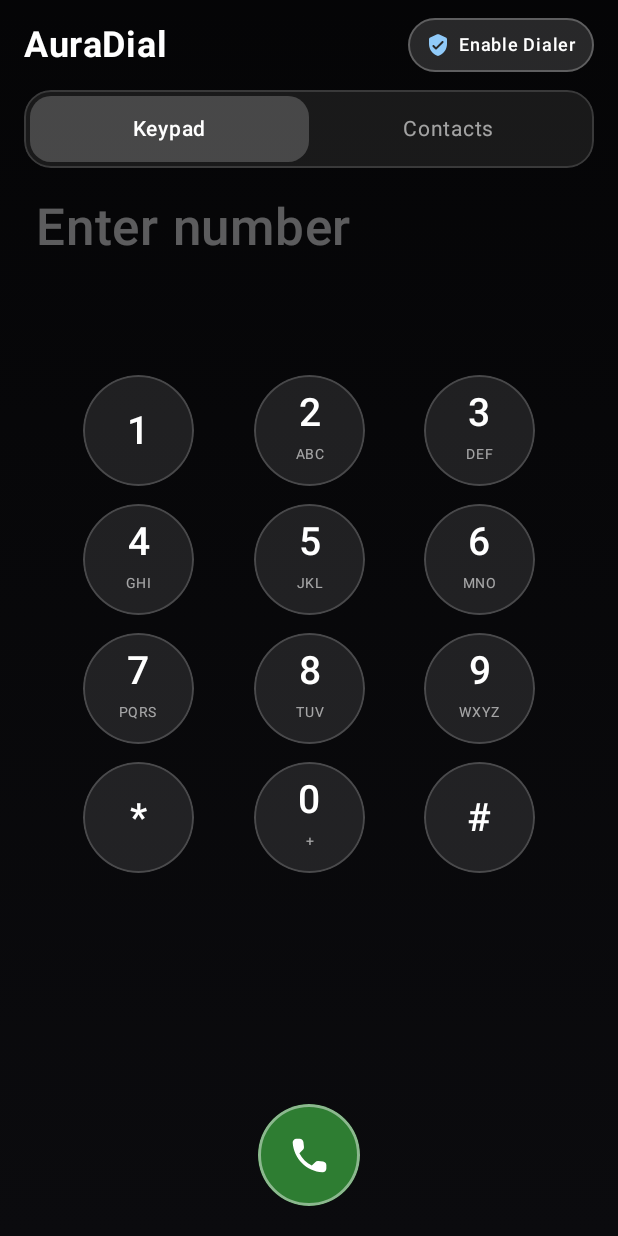
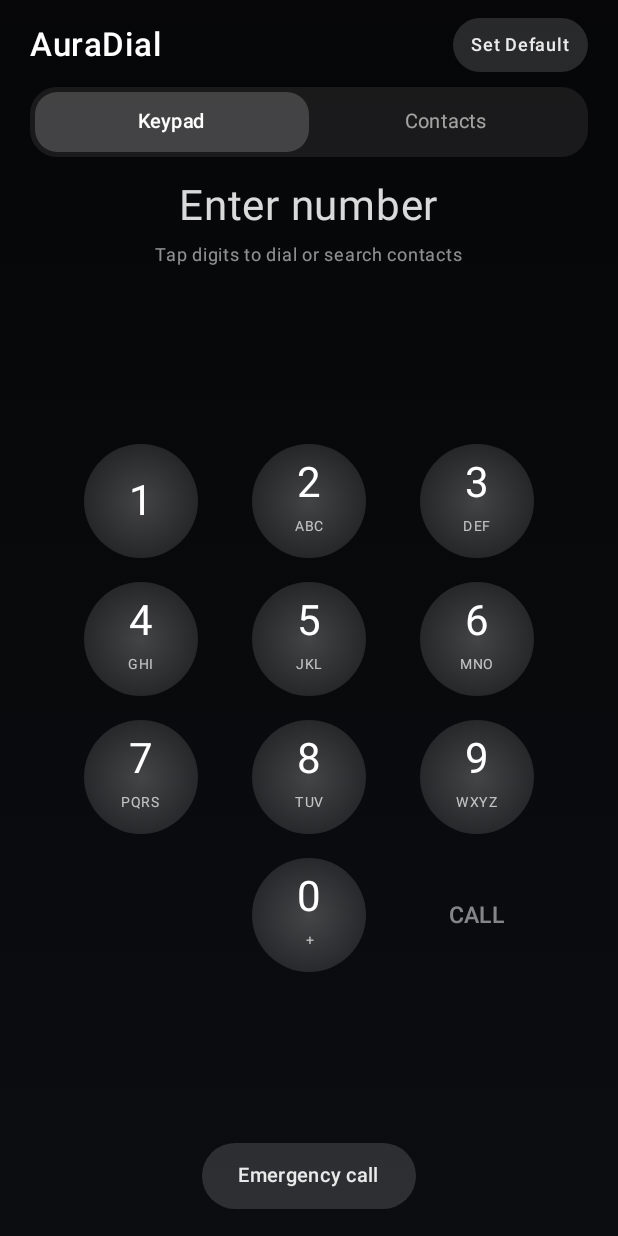
Before and after one commit to benja-254/AuraDial-Glass, an Android app built with Jetpack Compose: the screen it shows after launch (MainActivity), on a phone screen of 412 x 824 dp. Run offline under Robolectric (Android 15) with nearby library versions, the phone set to English and light mode, and no system bars.

Commit message:
Refactor MainActivity layout and update UI elements
Updated colors and padding in MainActivity layout. Refactored KeypadView to GlassLockPadView and adjusted contact matching display.

```diff
--- a/app/src/main/java/com/auradial/glassdialer/MainActivity.kt
+++ b/app/src/main/java/com/auradial/glassdialer/MainActivity.kt
@@ -171,7 +171,7 @@ fun AuraDialApp(initialNumber: String = "") {
     Box(
         modifier = Modifier
             .fillMaxSize()
-            .background(Color(0xFF0B0B0E))
+            .background(Color(0xFF0C0D10))
     ) {
         if (safeWallpaper != null) {
             Image(
@@ -188,8 +188,8 @@ fun AuraDialApp(initialNumber: String = "") {
                 .background(
                     Brush.verticalGradient(
                         colors = listOf(
-                            Color.Black.copy(alpha = 0.55f),
-                            Color(0xFF0B0B0E).copy(alpha = 0.85f)
+                            Color.Black.copy(alpha = 0.52f),
+                            Color(0xFF0C0D10).copy(alpha = 0.78f)
                         )
                     )
                 )
@@ -200,8 +200,9 @@ fun AuraDialApp(initialNumber: String = "") {
                 .fillMaxSize()
                 .statusBarsPadding()
                 .navigationBarsPadding()
-                .padding(horizontal = 16.dp, vertical = 12.dp)
+                .padding(horizontal = 20.dp, vertical = 12.dp)
         ) {
+            // Header row
             Row(
                 modifier = Modifier.fillMaxWidth(),
                 horizontalArrangement = Arrangement.SpaceBetween,
@@ -210,16 +211,15 @@ fun AuraDialApp(initialNumber: String = "") {
                 Text(
                     text = "AuraDial",
                     color = Color.White,
-                    fontSize = 24.sp,
-                    fontWeight = FontWeight.Bold
+                    fontSize = 22.sp,
+                    fontWeight = FontWeight.SemiBold
                 )
 
                 if (!isDefault || !hasContactsPerm) {
-                    Surface(
-                        color = Color.White.copy(alpha = 0.14f),
-                        shape = RoundedCornerShape(20.dp),
+                    Box(
                         modifier = Modifier
-                            .border(1.dp, Color.White.copy(alpha = 0.25f), RoundedCornerShape(20.dp))
+                            .clip(RoundedCornerShape(20.dp))
+                            .background(Color.White.copy(alpha = 0.14f))
                             .clickable {
                                 permissionsLauncher.launch(
                                     arrayOf(
@@ -230,38 +230,27 @@ fun AuraDialApp(initialNumber: String = "") {
                                     )
                                 )
                             }
+                            .padding(horizontal = 12.dp, vertical = 6.dp)
                     ) {
-                        Row(
-                            modifier = Modifier.padding(horizontal = 12.dp, vertical = 6.dp),
-                            verticalAlignment = Alignment.CenterVertically
-                        ) {
-                            Icon(
-                                imageVector = Icons.Rounded.VerifiedUser,
-                                contentDescription = null,
-                                tint = Color(0xFF90CAF9),
-                                modifier = Modifier.size(16.dp)
-                            )
-                            Spacer(modifier = Modifier.width(6.dp))
                         Text(
-                                text = if (!isDefault) "Enable Dialer" else "Sync Contacts",
-                                color = Color.White,
+                            text = if (!isDefault) "Set Default" else "Contacts",
+                            color = Color.White.copy(alpha = 0.9f),
                             fontSize = 12.sp,
                             fontWeight = FontWeight.Medium
                         )
                     }
                 }
             }
-            }
 
-            Spacer(modifier = Modifier.height(12.dp))
+            Spacer(modifier = Modifier.height(10.dp))
 
+            // Mode switcher
             Row(
                 modifier = Modifier
                     .fillMaxWidth()
                     .clip(RoundedCornerShape(18.dp))
                     .background(Color.White.copy(alpha = 0.08f))
-                    .border(1.dp, Color.White.copy(alpha = 0.14f), RoundedCornerShape(18.dp))
-                    .padding(4.dp)
+                    .padding(3.dp)
             ) {
                 TabPill(
                     text = "Keypad",
@@ -277,13 +266,12 @@ fun AuraDialApp(initialNumber: String = "") {
                 )
             }
 
-            Spacer(modifier = Modifier.height(12.dp))
+            Spacer(modifier = Modifier.height(10.dp))
 
             if (selectedTab == 0) {
-                KeypadView(
+                GlassLockPadView(
                     dialedNumber = dialedNumber,
-                    matchingContacts = contacts.take(4),
-                    hasContactsPerm = hasContactsPerm,
+                    matchingContacts = contacts.take(3),
                     onDigitPress = { dialedNumber += it },
                     onBackspace = {
                         if (dialedNumber.isNotEmpty()) {
@@ -291,7 +279,9 @@ fun AuraDialApp(initialNumber: String = "") {
                         }
                     },
                     onClear = { dialedNumber = "" },
-                    onCallNumber = { placeCall(context, it) },
+                    onCall = { numberToCall ->
+                        placeCall(context, numberToCall)
+                    },
                     modifier = Modifier.weight(1f)
                 )
             } else {
@@ -320,210 +310,221 @@ private fun TabPill(
 ) {
     Box(
         modifier = modifier
-            .clip(RoundedCornerShape(14.dp))
-            .background(if (selected) Color.White.copy(alpha = 0.2f) else Color.Transparent)
+            .clip(RoundedCornerShape(15.dp))
+            .background(if (selected) Color.White.copy(alpha = 0.18f) else Color.Transparent)
             .clickable(onClick = onClick)
-            .padding(vertical = 10.dp),
+            .padding(vertical = 8.dp),
         contentAlignment = Alignment.Center
     ) {
         Text(
             text = text,
             color = if (selected) Color.White else Color.White.copy(alpha = 0.6f),
-            fontSize = 14.sp,
+            fontSize = 13.sp,
             fontWeight = if (selected) FontWeight.SemiBold else FontWeight.Normal
         )
     }
 }
 
 @Composable
-private fun KeypadView(
+private fun GlassLockPadView(
     dialedNumber: String,
     matchingContacts: List<ContactItem>,
-    hasContactsPerm: Boolean,
     onDigitPress: (String) -> Unit,
     onBackspace: () -> Unit,
     onClear: () -> Unit,
-    onCallNumber: (String) -> Unit,
+    onCall: (String) -> Unit,
     modifier: Modifier = Modifier
 ) {
     Column(
         modifier = modifier.fillMaxWidth(),
+        horizontalAlignment = Alignment.CenterHorizontally,
         verticalArrangement = Arrangement.SpaceBetween
     ) {
-        if (dialedNumber.isNotEmpty() && matchingContacts.isNotEmpty()) {
+        // Top display + live contact match suggestion
         Column(
+            horizontalAlignment = Alignment.CenterHorizontally,
             modifier = Modifier
                 .fillMaxWidth()
-                    .clip(RoundedCornerShape(18.dp))
-                    .background(Color.White.copy(alpha = 0.08f))
-                    .border(1.dp, Color.White.copy(alpha = 0.14f), RoundedCornerShape(18.dp))
+                .padding(top = 6.dp)
         ) {
-                matchingContacts.forEach { contact ->
-                    Row(
-                        modifier = Modifier
-                            .fillMaxWidth()
-                            .clickable { onCallNumber(contact.phoneNumber) }
-                            .padding(horizontal = 14.dp, vertical = 10.dp),
-                        horizontalArrangement = Arrangement.SpaceBetween,
-                        verticalAlignment = Alignment.CenterVertically
-                    ) {
-                        Column(modifier = Modifier.weight(1f)) {
             Text(
-                                text = contact.name,
-                                color = Color.White,
-                                fontSize = 15.sp,
-                                fontWeight = FontWeight.Medium,
+                text = if (dialedNumber.isEmpty()) "Enter number" else dialedNumber,
+                color = if (dialedNumber.isEmpty()) Color.White.copy(alpha = 0.85f) else Color.White,
+                fontSize = if (dialedNumber.length > 12) 24.sp else 28.sp,
+                fontWeight = FontWeight.Normal,
                 maxLines = 1,
                 overflow = TextOverflow.Ellipsis
             )
+
+            Spacer(modifier = Modifier.height(4.dp))
+
+            if (dialedNumber.isNotEmpty() && matchingContacts.isNotEmpty()) {
+                val topMatch = matchingContacts.first()
                 Text(
-                                text = contact.phoneNumber,
-                                color = Color.White.copy(alpha = 0.65f),
+                    text = "${topMatch.name} • ${topMatch.phoneNumber}",
+                    color = Color.White.copy(alpha = 0.75f),
+                    fontSize = 13.sp,
+                    maxLines = 1,
+                    overflow = TextOverflow.Ellipsis,
+                    modifier = Modifier
+                        .clip(RoundedCornerShape(12.dp))
+                        .clickable { onCall(topMatch.phoneNumber) }
+                        .padding(horizontal = 10.dp, vertical = 4.dp)
+                )
+            } else {
+                Text(
+                    text = "Tap digits to dial or search contacts",
+                    color = Color.White.copy(alpha = 0.55f),
                     fontSize = 12.sp
                 )
             }
-                        Icon(
-                            imageVector = Icons.Rounded.Call,
-                            contentDescription = "Call ${contact.name}",
-                            tint = Color(0xFF4CAF50),
-                            modifier = Modifier.size(20.dp)
-                        )
-                    }
-                }
-            }
-        } else if (!hasContactsPerm && dialedNumber.isEmpty()) {
-            Text(
-                text = "Tap \"Sync Contacts\" above to match names as you dial.",
-                color = Color.White.copy(alpha = 0.55f),
-                fontSize = 12.sp,
-                modifier = Modifier.padding(horizontal = 4.dp)
-            )
         }
 
-        Row(
-            modifier = Modifier
-                .fillMaxWidth()
-                .padding(horizontal = 8.dp, vertical = 8.dp),
-            verticalAlignment = Alignment.CenterVertically,
-            horizontalArrangement = Arrangement.SpaceBetween
-        ) {
-            Text(
-                text = dialedNumber.ifEmpty { "Enter number" },
-                color = if (dialedNumber.isEmpty()) Color.White.copy(alpha = 0.35f) else Color.White,
-                fontSize = if (dialedNumber.length > 12) 26.sp else 34.sp,
-                fontWeight = FontWeight.SemiBold,
-                maxLines = 1,
-                overflow = TextOverflow.Ellipsis,
-                modifier = Modifier.weight(1f)
+        // Frosted circular 1-9 grid
+        val rows = listOf(
+            listOf("1" to "", "2" to "ABC", "3" to "DEF"),
+            listOf("4" to "GHI", "5" to "JKL", "6" to "MNO"),
+            listOf("7" to "PQRS", "8" to "TUV", "9" to "WXYZ")
         )
 
-            if (dialedNumber.isNotEmpty()) {
-                IconButton(
-                    onClick = onBackspace,
-                    modifier = Modifier.size(44.dp)
+        Column(
+            verticalArrangement = Arrangement.spacedBy(16.dp),
+            horizontalAlignment = Alignment.CenterHorizontally,
+            modifier = Modifier.fillMaxWidth()
         ) {
-                    Icon(
-                        imageVector = Icons.Rounded.Backspace,
-                        contentDescription = "Delete digit",
-                        tint = Color.White.copy(alpha = 0.85f)
+            rows.forEach { row ->
+                Row(
+                    modifier = Modifier.fillMaxWidth(),
+                    horizontalArrangement = Arrangement.SpaceEvenly,
+                    verticalAlignment = Alignment.CenterVertically
+                ) {
+                    row.forEach { (digit, letters) ->
+                        FrostedDigitCircle(
+                            digit = digit,
+                            letters = letters,
+                            onClick = { onDigitPress(digit) }
                         )
                     }
                 }
             }
 
-        val rows = listOf(
-            listOf("1" to "", "2" to "ABC", "3" to "DEF"),
-            listOf("4" to "GHI", "5" to "JKL", "6" to "MNO"),
-            listOf("7" to "PQRS", "8" to "TUV", "9" to "WXYZ"),
-            listOf("*" to "", "0" to "+", "#" to "")
+            // Bottom row: Backspace icon | 0 (+) | CALL action
+            Row(
+                modifier = Modifier.fillMaxWidth(),
+                horizontalArrangement = Arrangement.SpaceEvenly,
+                verticalAlignment = Alignment.CenterVertically
+            ) {
+                Box(
+                    modifier = Modifier
+                        .size(76.dp)
+                        .clip(CircleShape)
+                        .clickable(
+                            enabled = dialedNumber.isNotEmpty(),
+                            onClick = onBackspace
+                        ),
+                    contentAlignment = Alignment.Center
+                ) {
+                    if (dialedNumber.isNotEmpty()) {
+                        Icon(
+                            imageVector = Icons.Rounded.Backspace,
+                            contentDescription = "Backspace",
+                            tint = Color.White.copy(alpha = 0.85f),
+                            modifier = Modifier.size(24.dp)
+                        )
+                    }
+                }
+
+                FrostedDigitCircle(
+                    digit = "0",
+                    letters = "+",
+                    onClick = { onDigitPress("0") }
                 )
 
-        Column(
-            verticalArrangement = Arrangement.spacedBy(12.dp),
-            modifier = Modifier.fillMaxWidth()
-        ) {
-            rows.forEach { row ->
-                Row(
-                    modifier = Modifier.fillMaxWidth(),
-                    horizontalArrangement = Arrangement.SpaceEvenly
-                ) {
-                    row.forEach { (digit, letters) ->
                 Box(
                     modifier = Modifier
-                                .size(74.dp)
+                        .size(76.dp)
                         .clip(CircleShape)
-                                .background(Color.White.copy(alpha = 0.1f))
-                                .border(1.dp, Color.White.copy(alpha = 0.18f), CircleShape)
-                                .clickable { onDigitPress(digit) },
+                        .clickable {
+                            val target = dialedNumber.ifBlank {
+                                matchingContacts.firstOrNull()?.phoneNumber.orEmpty()
+                            }
+                            if (target.isNotBlank()) {
+                                onCall(target)
+                            }
+                        },
+                    contentAlignment = Alignment.Center
+                ) {
+                    Text(
+                        text = "CALL",
+                        color = if (dialedNumber.isNotEmpty()) Color.White else Color.White.copy(alpha = 0.5f),
+                        fontSize = 15.sp,
+                        fontWeight = FontWeight.Medium
+                    )
+                }
+            }
+        }
+
+        // Bottom pill action (Clear / Emergency)
+        Box(
+            modifier = Modifier
+                .padding(bottom = 6.dp)
+                .clip(RoundedCornerShape(22.dp))
+                .background(Color.White.copy(alpha = 0.14f))
+                .clickable {
+                    if (dialedNumber.isNotEmpty()) {
+                        onClear()
+                    } else {
+                        onCall("112")
+                    }
+                }
+                .padding(horizontal = 24.dp, vertical = 10.dp),
+            contentAlignment = Alignment.Center
+        ) {
+            Text(
+                text = if (dialedNumber.isNotEmpty()) "Clear number" else "Emergency call",
+                color = Color.White.copy(alpha = 0.9f),
+                fontSize = 13.sp,
+                fontWeight = FontWeight.Medium
+            )
+        }
+    }
+}
+
+@Composable
+private fun FrostedDigitCircle(
+    digit: String,
+    letters: String,
+    onClick: () -> Unit
+) {
+    Box(
+        modifier = Modifier
+            .size(76.dp)
+            .clip(CircleShape)
+            .background(
+                Brush.radialGradient(
+                    colors = listOf(
+                        Color.White.copy(alpha = 0.24f),
+                        Color.White.copy(alpha = 0.12f)
+                    )
+                )
+            )
+            .clickable(onClick = onClick),
         contentAlignment = Alignment.Center
     ) {
         Column(horizontalAlignment = Alignment.CenterHorizontally) {
             Text(
                 text = digit,
                 color = Color.White,
-                                    fontSize = 26.sp,
-                                    fontWeight = FontWeight.Medium
+                fontSize = 28.sp,
+                fontWeight = FontWeight.Normal
             )
             if (letters.isNotEmpty()) {
                 Text(
                     text = letters,
-                                        color = Color.White.copy(alpha = 0.6f),
+                    color = Color.White.copy(alpha = 0.7f),
                     fontSize = 9.sp,
-                                        letterSpacing = 1.sp
+                    letterSpacing = 1.2.sp
                 )
-                                }
-                            }
-                        }
-                    }
-                }
-            }
-        }
-
-        Spacer(modifier = Modifier.height(14.dp))
-
-        Row(
-            modifier = Modifier
-                .fillMaxWidth()
-                .padding(bottom = 8.dp),
-            horizontalArrangement = Arrangement.SpaceEvenly,
-            verticalAlignment = Alignment.CenterVertically
-        ) {
-            Spacer(modifier = Modifier.size(56.dp))
-
-            Box(
-                modifier = Modifier
-                    .size(68.dp)
-                    .clip(CircleShape)
-                    .background(Color(0xFF2E7D32))
-                    .border(1.5.dp, Color.White.copy(alpha = 0.45f), CircleShape)
-                    .clickable {
-                        if (dialedNumber.isNotBlank()) {
-                            onCallNumber(dialedNumber)
-                        }
-                    },
-                contentAlignment = Alignment.Center
-            ) {
-                Icon(
-                    imageVector = Icons.Rounded.Call,
-                    contentDescription = "Call",
-                    tint = Color.White,
-                    modifier = Modifier.size(30.dp)
-                )
-            }
-
-            if (dialedNumber.isNotEmpty()) {
-                IconButton(
-                    onClick = onClear,
-                    modifier = Modifier.size(56.dp)
-                ) {
-                    Icon(
-                        imageVector = Icons.Rounded.Clear,
-                        contentDescription = "Clear number",
-                        tint = Color.White.copy(alpha = 0.7f)
-                    )
-                }
-            } else {
-                Spacer(modifier = Modifier.size(56.dp))
             }
         }
     }
@@ -577,7 +578,7 @@ private fun ContactsListView(
                         modifier = Modifier
                             .fillMaxWidth()
                             .clip(RoundedCornerShape(16.dp))
-                            .background(Color.White.copy(alpha = 0.08f))
+                            .background(Color.White.copy(alpha = 0.1f))
                             .border(1.dp, Color.White.copy(alpha = 0.14f), RoundedCornerShape(16.dp))
                             .clickable { onCallContact(contact) }
                             .padding(horizontal = 14.dp, vertical = 12.dp),
@@ -587,7 +588,7 @@ private fun ContactsListView(
                             modifier = Modifier
                                 .size(44.dp)
                                 .clip(CircleShape)
-                                .background(Color.White.copy(alpha = 0.14f)),
+                                .background(Color.White.copy(alpha = 0.16f)),
                             contentAlignment = Alignment.Center
                         ) {
                             Text(
```
Lines whose indentation alone changed are shown as unchanged.
